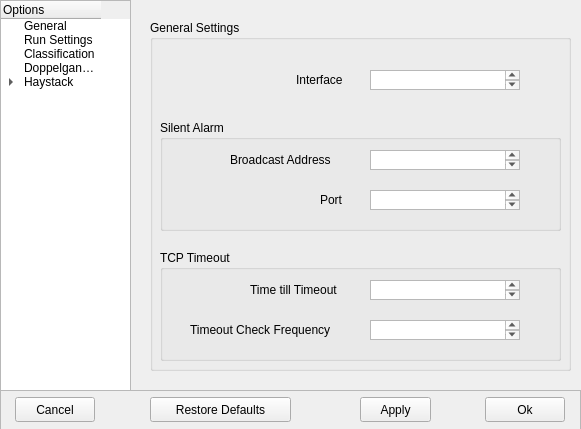
Old version of the form NovaGUI/UI/novaconfig.ui in the repository altf4/Nova.
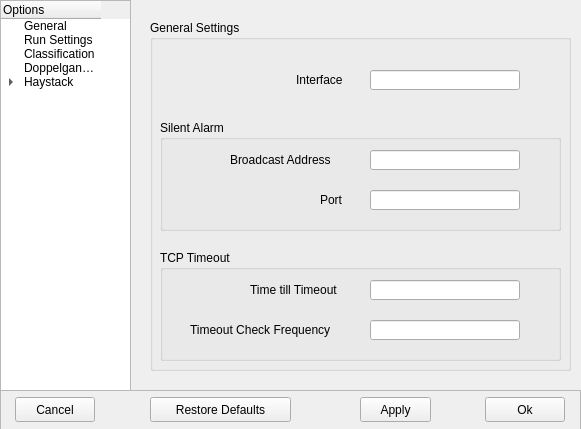
New version of the form. The open tabs and pages were chosen to show the change.

Commit message:
Switch text edits to line edits, ticket #136
Switched all text edits in novaconfig to line edits

Diff of the .ui file:
```diff
--- a/NovaGUI/UI/novaconfig.ui
+++ b/NovaGUI/UI/novaconfig.ui
@@ -194,7 +194,7 @@
          <string>Port</string>
         </property>
        </widget>
-       <widget class="QTextEdit" name="saIPEdit">
+       <widget class="QLineEdit" name="saIPEdit">
         <property name="geometry">
          <rect>
           <x>210</x>
@@ -219,7 +219,7 @@
 &lt;p align=&quot;center&quot; style=&quot; margin-top:0px; margin-bottom:0px; margin-left:0px; margin-right:0px; -qt-block-indent:0; text-indent:0px;&quot;&gt;The IP address to send silent alarams from.&lt;/p&gt;&lt;/td&gt;&lt;/tr&gt;&lt;/table&gt;&lt;/body&gt;&lt;/html&gt;</string>
         </property>
        </widget>
-       <widget class="QTextEdit" name="saPortEdit">
+       <widget class="QLineEdit" name="saPortEdit">
         <property name="geometry">
          <rect>
           <x>210</x>
@@ -240,7 +240,7 @@
         </property>
        </widget>
       </widget>
-      <widget class="QTextEdit" name="interfaceEdit">
+      <widget class="QLineEdit" name="interfaceEdit">
        <property name="geometry">
         <rect>
          <x>220</x>
@@ -318,7 +318,7 @@
          <string>Time till Timeout</string>
         </property>
        </widget>
-       <widget class="QTextEdit" name="tcpFrequencyEdit">
+       <widget class="QLineEdit" name="tcpFrequencyEdit">
         <property name="geometry">
          <rect>
           <x>210</x>
@@ -338,7 +338,7 @@
 &lt;p align=&quot;center&quot; style=&quot; margin-top:0px; margin-bottom:0px; margin-left:0px; margin-right:0px; -qt-block-indent:0; text-indent:0px;&quot;&gt;How long to wait (in seconds) between checking for timed out TCP sessions.&lt;/p&gt;&lt;/td&gt;&lt;/tr&gt;&lt;/table&gt;&lt;/body&gt;&lt;/html&gt;</string>
         </property>
        </widget>
-       <widget class="QTextEdit" name="tcpTimeoutEdit">
+       <widget class="QLineEdit" name="tcpTimeoutEdit">
         <property name="geometry">
          <rect>
           <x>210</x>
```
Left out of the diff: 28 changed lines with no effect on the pictures. The commit also changes 1 other file.
